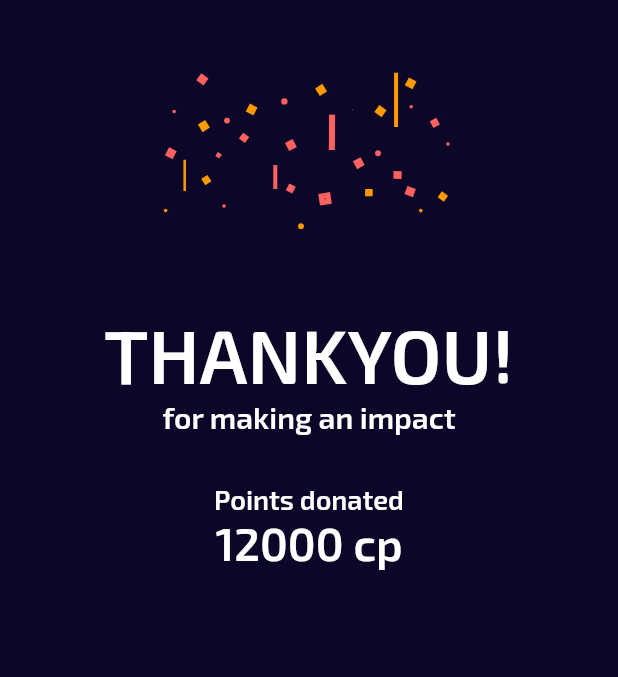
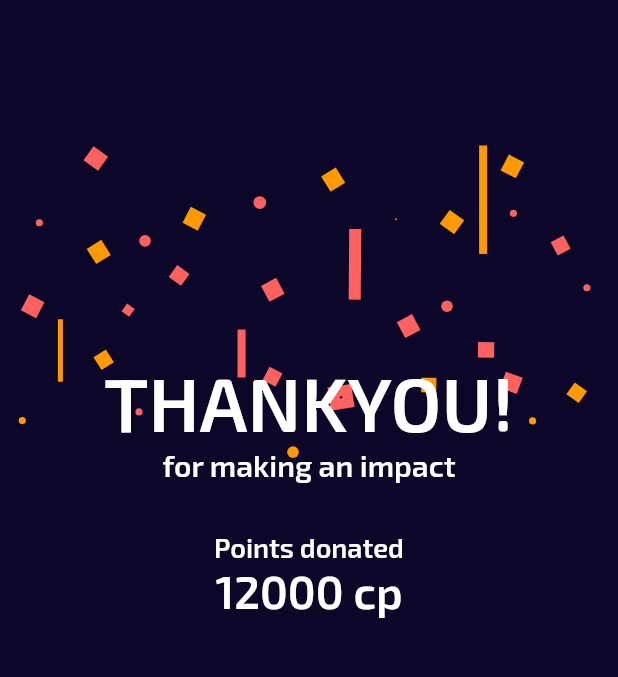
Before and after one commit to EeshaArif/CryptoCash, a Flutter app: the screen it shows after launch, on a phone screen of 412 x 824 dp, the part 141-818 px from its top. Run offline on Flutter 3.47's test engine with Material 2 defaults, Android fonts, the phone set to English and light mode, and no system bars; our stand-ins replace flutter_svg, google_fonts, lottie.

Commit message:
perf: update appreciation screen with stack

```diff
--- a/lib/screens/rewards_screen/donation_appreciation_screen.dart
+++ b/lib/screens/rewards_screen/donation_appreciation_screen.dart
@@ -35,10 +35,14 @@ class DonationAppreciationScreen extends StatelessWidget {
                 ],
               ),
             ),
+            Stack(
+              alignment: AlignmentDirectional.bottomCenter,
+              children: [
                 Lottie.asset(
                   'assets/confetti.json',
-              width: MediaQuery.of(context).size.width / 2,
                 ),
+                Column(
+                  children: [
                     Text('THANKYOU!', style: tNumberTitle),
                     Text(
                       'for making an impact',
@@ -57,6 +61,10 @@ class DonationAppreciationScreen extends StatelessWidget {
                     ),
                   ],
                 ),
+              ],
+            ),
+          ],
+        ),
       ),
     );
   }
```
Lines whose indentation alone changed are shown as unchanged.
